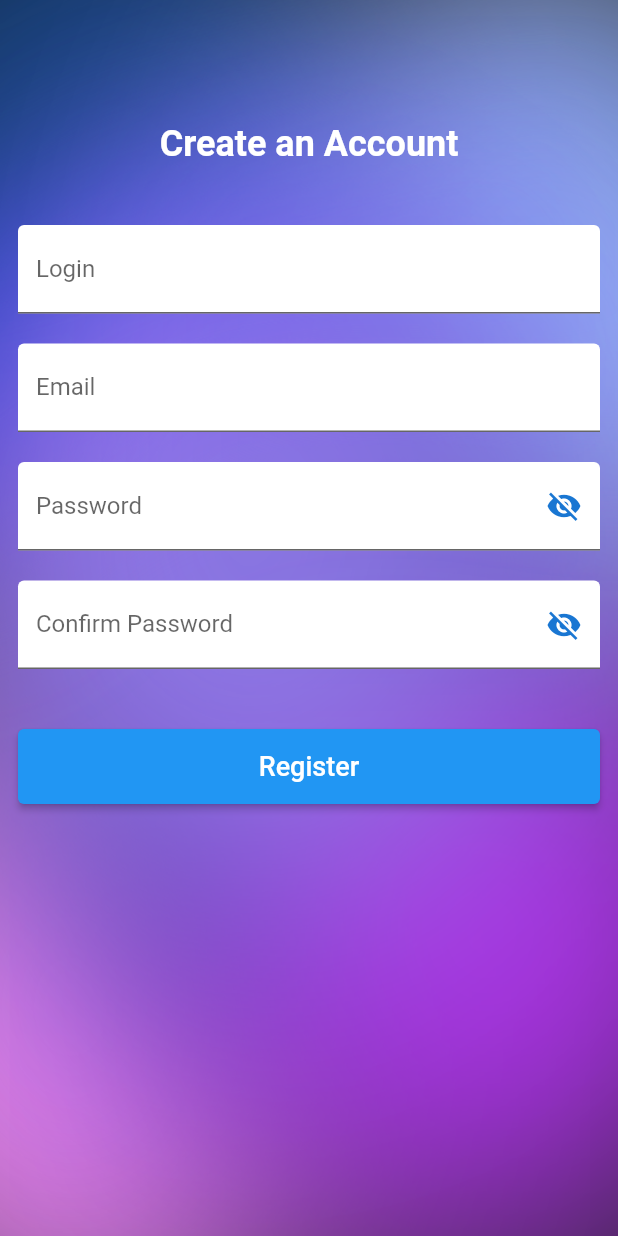
After one commit to LukaszSinica/chat_flutter, a Flutter app: the screen it shows after launch, after a tap on "Register", on a phone screen of 412 x 824 dp. The commit adds this screen. Run offline on Flutter 3.47's test engine with Material 2 defaults, Android fonts, the phone set to English and light mode, and no system bars.

Commit message:
first version of register panel (frontend)

```diff
--- a/lib/login.dart
+++ b/lib/login.dart
@@ -1,4 +1,6 @@
+import 'package:chat/register.dart';
 import 'package:flutter/material.dart';
+import 'package:flutter/services.dart';
 
 class Login extends StatelessWidget {
   const Login({Key? key}) : super(key: key);
@@ -52,6 +54,22 @@ class Login extends StatelessWidget {
               style: ElevatedButton.styleFrom(
                 minimumSize: const Size.fromHeight(50),
               ),
+            ),
+            SizedBox(height: 68),
+            Row(
+              mainAxisAlignment: MainAxisAlignment.center,
+              children: [
+                Text("Don't have account yet?"),
+                TextButton(
+                    onPressed: () {
+                      Navigator.push(
+                        context,
+                        MaterialPageRoute(builder: (context) => const Register()),
+                      );
+                    },
+                    child: Text('Register')
+                )
+              ],
             )
           ],
         ),
--- /dev/null
+++ b/lib/register.dart
@@ -0,0 +1,121 @@
+import 'package:flutter/material.dart';
+
+class Register extends StatefulWidget {
+  const Register({Key? key}) : super(key: key);
+
+  @override
+  State<Register> createState() => _RegisterState();
+}
+
+class _RegisterState extends State<Register> {
+  var _passwordVisible;
+
+  @override
+  void initState() {
+    _passwordVisible = false;
+  }
+
+  @override
+  Widget build(BuildContext context) {
+    return Scaffold(
+        body: Container(
+          decoration: BoxDecoration(
+              image: DecorationImage(
+                image: AssetImage("assets/images/background.png"),
+                fit: BoxFit.fill,
+              )
+          ),
+          padding: EdgeInsets.fromLTRB(12, 82, 12, 0),
+          child: Center(
+            child: Column(
+              children: [
+                Text(
+                  "Create an Account",
+                  style: TextStyle(
+                    fontSize: 24,
+                    fontWeight: FontWeight.bold,
+                    color: Colors.white,
+                  ),
+                ),
+                SizedBox(height: 40),
+                TextField(
+                  obscureText: false,
+                  decoration: InputDecoration(
+                    labelText: 'Login',
+                    filled: true,
+                    fillColor: Colors.white,
+                  ),
+                ),
+                SizedBox(height: 20),
+                TextField(
+                  obscureText: false,
+                  decoration: InputDecoration(
+                    labelText: 'Email',
+                    filled: true,
+                    fillColor: Colors.white,
+                  ),
+                ),
+                SizedBox(height: 20),
+                TextField(
+                  obscureText: !_passwordVisible,
+                  decoration: InputDecoration(
+                    labelText: 'Password',
+                    filled: true,
+                    fillColor: Colors.white,
+                    suffixIcon: IconButton(
+                      icon: Icon(
+                        _passwordVisible ? Icons.visibility : Icons.visibility_off,
+                        color: Theme.of(context).primaryColorDark,
+                      ),
+                      onPressed: () {
+                        setState(() {
+                          _passwordVisible = !_passwordVisible;
+                        });
+                      },
+                    )
+                  ),
+                  enableSuggestions: false,
+                  autocorrect: false,
+                ),
+                SizedBox(height: 20),
+                TextField(
+                  obscureText: !_passwordVisible,
+                  decoration: InputDecoration(
+                    labelText: 'Confirm Password',
+                    filled: true,
+                    fillColor: Colors.white,
+                      suffixIcon: IconButton(
+                        icon: Icon(
+                          _passwordVisible ? Icons.visibility : Icons.visibility_off,
+                          color: Theme.of(context).primaryColorDark,
+                        ),
+                        onPressed: () {
+                          setState(() {
+                            _passwordVisible = !_passwordVisible;
+                          });
+                        },
+                      )
+                  ),
+                  enableSuggestions: false,
+                  autocorrect: false,
+                ),
+                SizedBox(height: 40),
+                ElevatedButton(
+                  onPressed: () {},
+                  child: Text(
+                    'Register',
+                    style: TextStyle(
+                        fontSize: 18
+                    ),
+                  ),
+                  style: ElevatedButton.styleFrom(
+                    minimumSize: const Size.fromHeight(50),
+                  ),
+                ),
+              ],
+            ),
+          ),
+        )
+    );
+  }
+}
```
